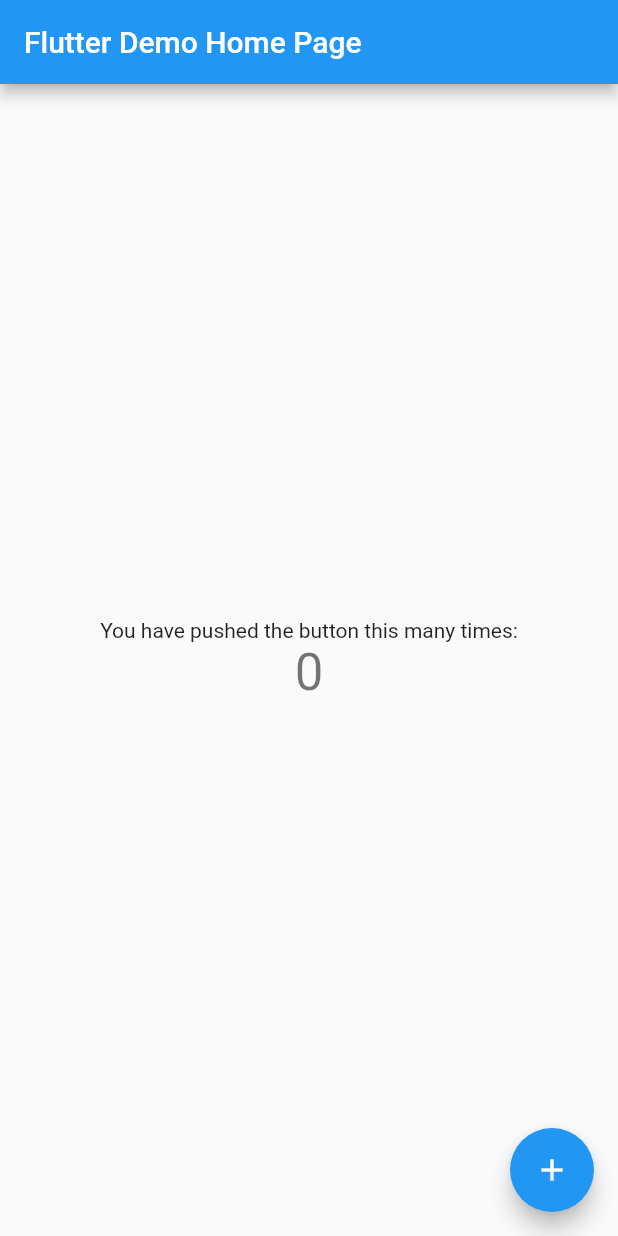
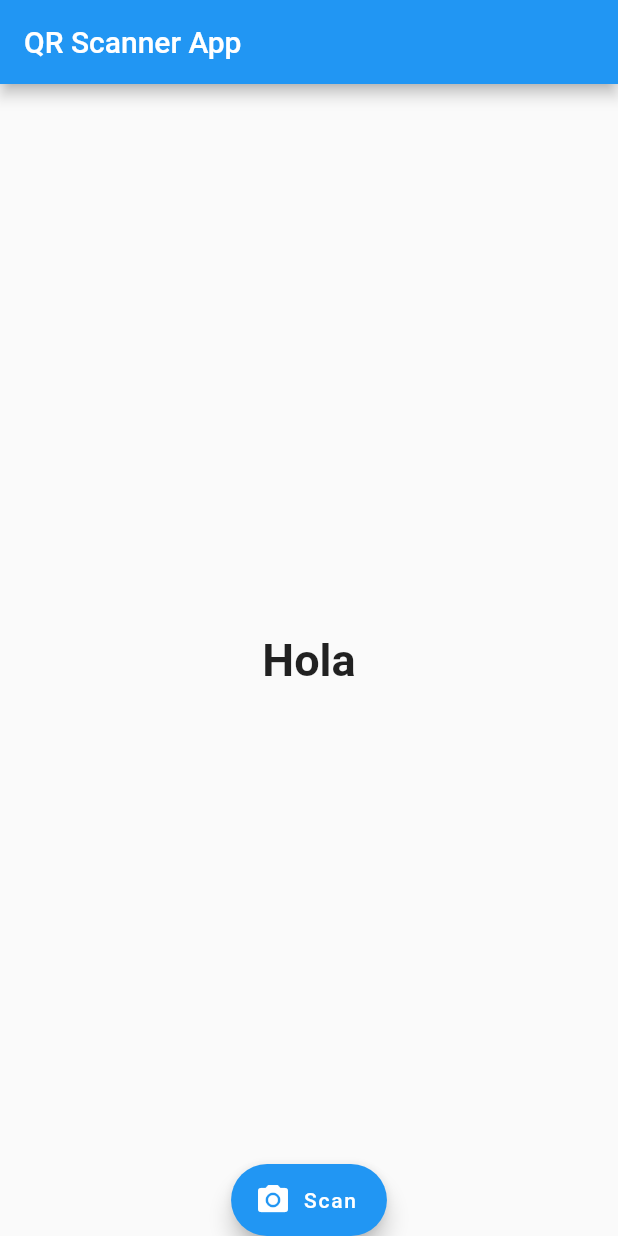
Before and after one commit to SanikaVanjari/qr_scanner, a Flutter app: the screen it shows after launch, on a phone screen of 412 x 824 dp. Run offline on Flutter 3.47's test engine with Material 2 defaults, Android fonts, the phone set to English and light mode, and no system bars.

Commit message:
plugin for flutter added and Basic UI created

```diff
--- a/lib/main.dart
+++ b/lib/main.dart
@@ -11,7 +11,7 @@ class MyApp extends StatelessWidget {
   @override
   Widget build(BuildContext context) {
     return MaterialApp(
-      title: 'Flutter Demo',
+      title: 'QR App',
       theme: ThemeData(
         // This is the theme of your application.
         //
@@ -24,92 +24,37 @@ class MyApp extends StatelessWidget {
         // is not restarted.
         primarySwatch: Colors.blue,
       ),
-      home: const MyHomePage(title: 'Flutter Demo Home Page'),
+      home: const MyHomePage(),
     );
   }
 }
 
 class MyHomePage extends StatefulWidget {
-  const MyHomePage({Key? key, required this.title}) : super(key: key);
-
-  // This widget is the home page of your application. It is stateful, meaning
-  // that it has a State object (defined below) that contains fields that affect
-  // how it looks.
-
-  // This class is the configuration for the state. It holds the values (in this
-  // case the title) provided by the parent (in this case the App widget) and
-  // used by the build method of the State. Fields in a Widget subclass are
-  // always marked "final".
-
-  final String title;
+  const MyHomePage({Key? key}) : super(key: key);
 
   @override
   State<MyHomePage> createState() => _MyHomePageState();
 }
 
 class _MyHomePageState extends State<MyHomePage> {
-  int _counter = 0;
-
-  void _incrementCounter() {
-    setState(() {
-      // This call to setState tells the Flutter framework that something has
-      // changed in this State, which causes it to rerun the build method below
-      // so that the display can reflect the updated values. If we changed
-      // _counter without calling setState(), then the build method would not be
-      // called again, and so nothing would appear to happen.
-      _counter++;
-    });
-  }
-
   @override
   Widget build(BuildContext context) {
-    // This method is rerun every time setState is called, for instance as done
-    // by the _incrementCounter method above.
-    //
-    // The Flutter framework has been optimized to make rerunning build methods
-    // fast, so that you can just rebuild anything that needs updating rather
-    // than having to individually change instances of widgets.
     return Scaffold(
       appBar: AppBar(
-        // Here we take the value from the MyHomePage object that was created by
-        // the App.build method, and use it to set our appbar title.
-        title: Text(widget.title),
+        title: Text("QR Scanner App"),
       ),
-      body: Center(
-        // Center is a layout widget. It takes a single child and positions it
-        // in the middle of the parent.
-        child: Column(
-          // Column is also a layout widget. It takes a list of children and
-          // arranges them vertically. By default, it sizes itself to fit its
-          // children horizontally, and tries to be as tall as its parent.
-          //
-          // Invoke "debug painting" (press "p" in the console, choose the
-          // "Toggle Debug Paint" action from the Flutter Inspector in Android
-          // Studio, or the "Toggle Debug Paint" command in Visual Studio Code)
-          // to see the wireframe for each widget.
-          //
-          // Column has various properties to control how it sizes itself and
-          // how it positions its children. Here we use mainAxisAlignment to
-          // center the children vertically; the main axis here is the vertical
-          // axis because Columns are vertical (the cross axis would be
-          // horizontal).
-          mainAxisAlignment: MainAxisAlignment.center,
-          children: <Widget>[
-            const Text(
-              'You have pushed the button this many times:',
-            ),
-            Text(
-              '$_counter',
-              style: Theme.of(context).textTheme.headline4,
-            ),
-          ],
+      body: const Center(
+        child: Text(
+          "Hola",
+          style: TextStyle(fontSize: 30.0, fontWeight: FontWeight.bold),
         ),
       ),
-      floatingActionButton: FloatingActionButton(
-        onPressed: _incrementCounter,
-        tooltip: 'Increment',
-        child: const Icon(Icons.add),
-      ), // This trailing comma makes auto-formatting nicer for build methods.
+      floatingActionButton: FloatingActionButton.extended(
+        onPressed: () {},
+        label: const Text("Scan"),
+        icon: const Icon(Icons.camera_alt),
+      ),
+      floatingActionButtonLocation: FloatingActionButtonLocation.centerDocked,
     );
   }
 }
```
